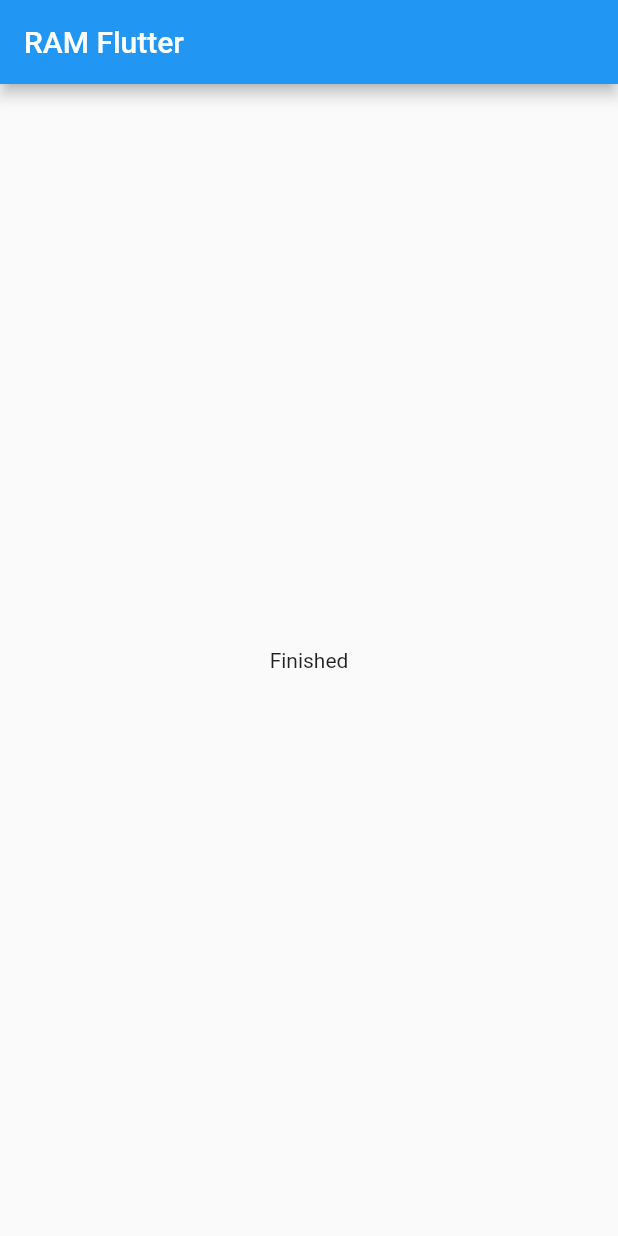
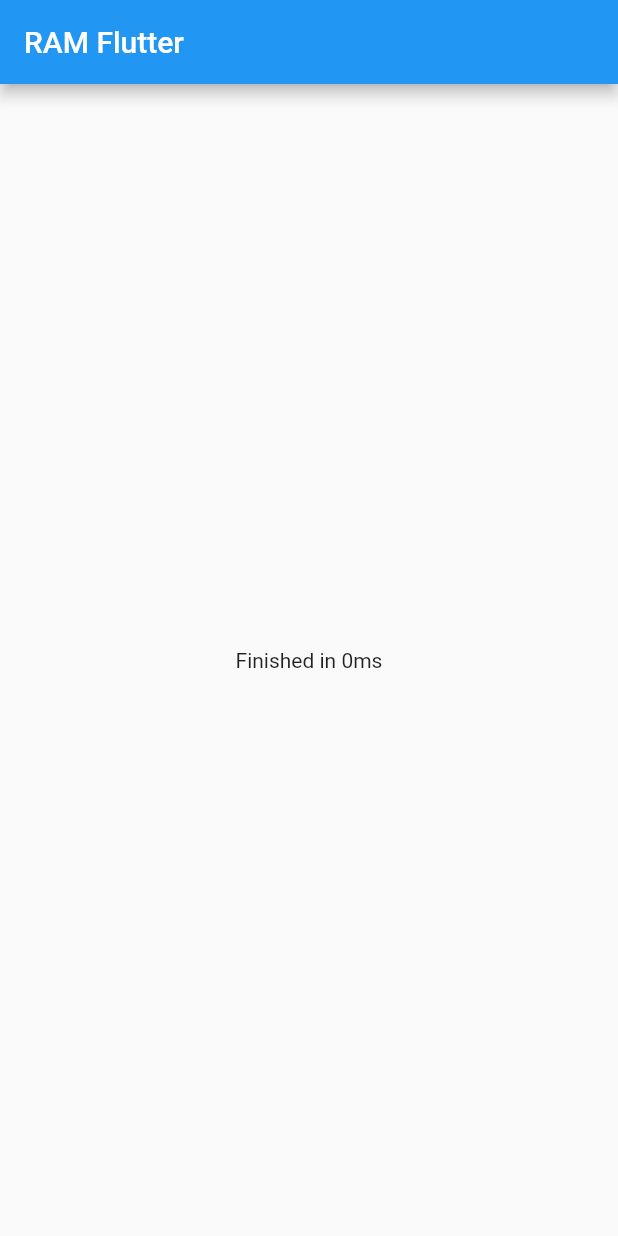
Before and after one commit to icuff/ram-flutter, a Flutter app: the screen it shows after launch, after a tap on "Start", on a phone screen of 412 x 824 dp. Run offline on Flutter 3.47's test engine with Material 2 defaults, Android fonts, the phone set to English and light mode, and no system bars.

Commit message:
Add timer.

```diff
--- a/lib/main.dart
+++ b/lib/main.dart
@@ -39,6 +39,7 @@ class _MyHomePageState extends State<MyHomePage> {
   }
 
   void start() {
+    DateTime begin = DateTime.now();
     setState(() {
       _btnVisible = false;
       _txtVisible = true;
@@ -58,8 +59,10 @@ class _MyHomePageState extends State<MyHomePage> {
       });
     }
 
+    DateTime end = DateTime.now();
+    String duration = end.difference(begin).inMilliseconds.toString();
     setState(() {
-      _statusTxt = 'Finished';
+      _statusTxt = 'Finished in ' + duration + 'ms';
     });
 
   }
```
